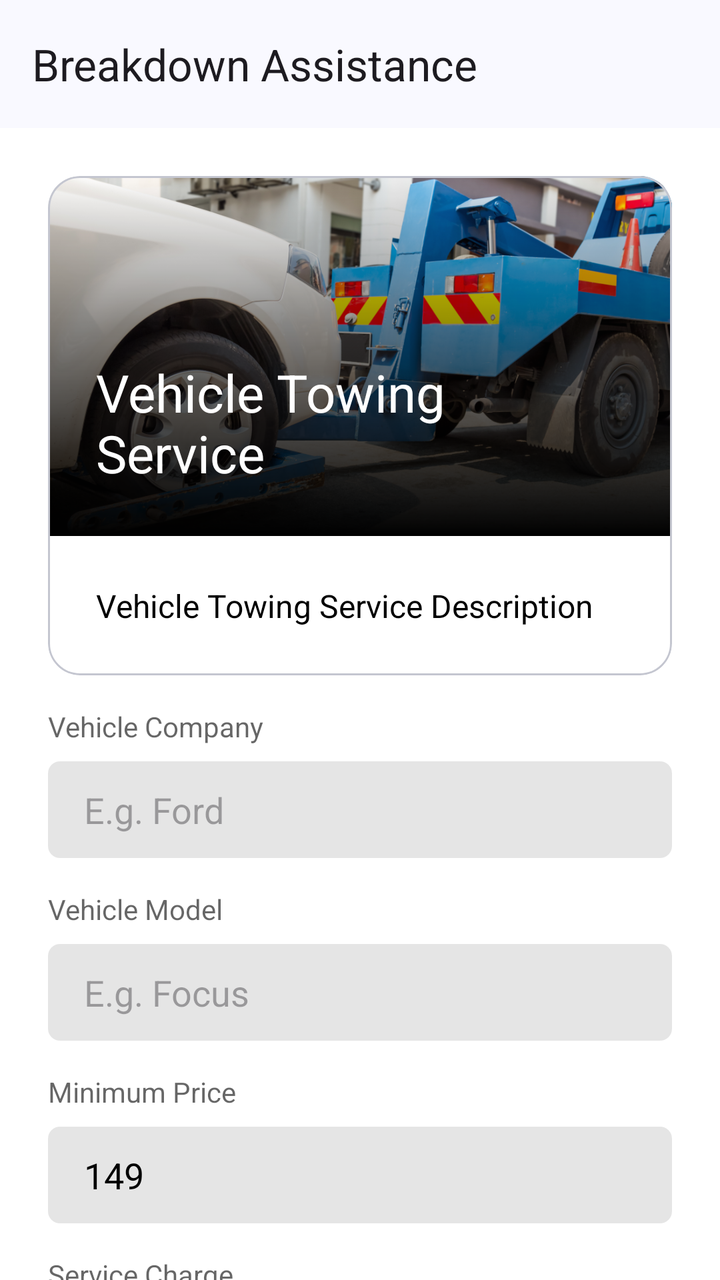
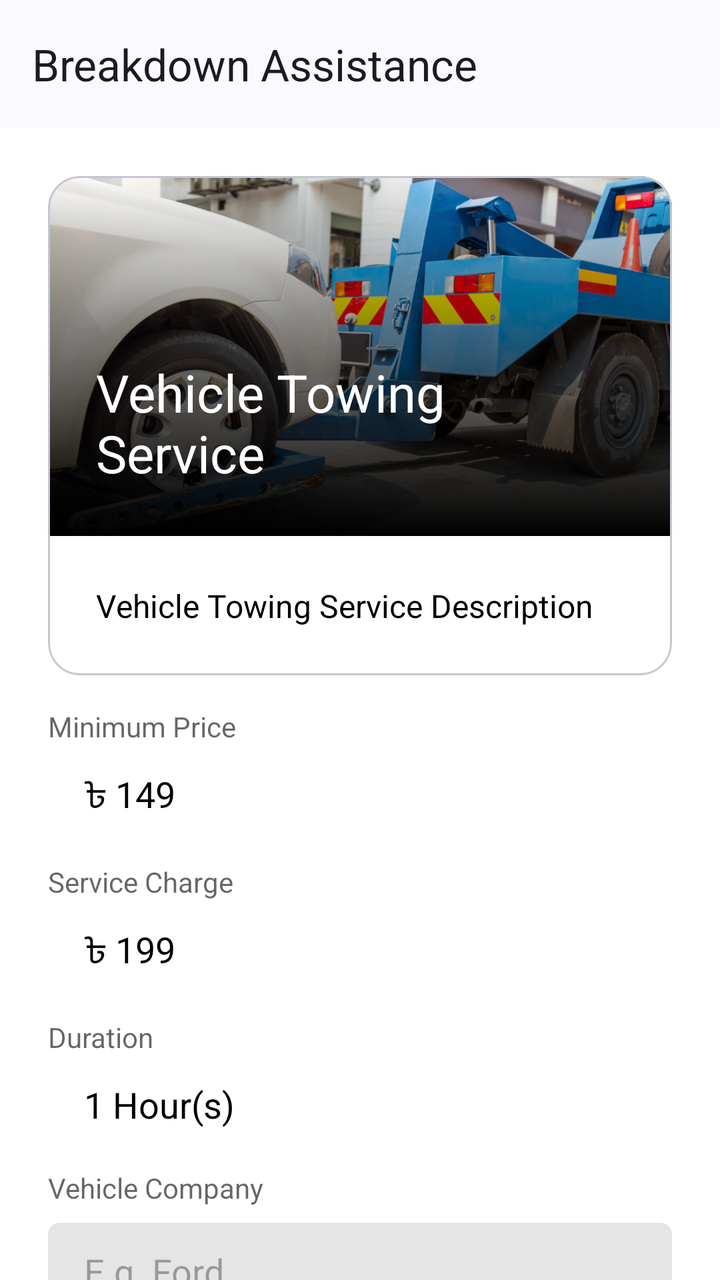

The first picture is an Android layout as it rendered before a commit; the second is the same layout after the commit. The layout source and the unified diff follow.
<!-- AndroidManifest.xml: application theme Theme.BreakdownAssistance -->
<!-- res/layout/fragment_request_servicing.xml -->
<?xml version="1.0" encoding="utf-8"?>
<androidx.coordinatorlayout.widget.CoordinatorLayout xmlns:android="http://schemas.android.com/apk/res/android"
    xmlns:app="http://schemas.android.com/apk/res-auto"
    xmlns:tools="http://schemas.android.com/tools"
    android:layout_width="match_parent"
    android:layout_height="match_parent"
    tools:context=".ui.fragments.RequestServicingFragment">

    <androidx.core.widget.NestedScrollView
        android:id="@+id/nestedScrollView"
        android:layout_width="match_parent"
        android:layout_height="match_parent"
        app:layout_behavior="@string/appbar_scrolling_view_behavior">

        <LinearLayout
            android:layout_width="match_parent"
            android:layout_height="match_parent"
            android:orientation="vertical"
            android:padding="24dp">

            <com.google.android.material.card.MaterialCardView
                android:layout_width="match_parent"
                android:layout_height="wrap_content"
                app:cardBackgroundColor="@color/white"
                app:cardCornerRadius="16dp">

                <LinearLayout
                    android:layout_width="match_parent"
                    android:layout_height="wrap_content"
                    android:orientation="vertical">

                    <com.google.android.material.card.MaterialCardView
                        android:layout_width="match_parent"
                        android:layout_height="wrap_content"
                        app:cardBackgroundColor="@color/white"
                        app:cardCornerRadius="0dp"
                        app:strokeWidth="0dp">

                        <FrameLayout
                            android:layout_width="match_parent"
                            android:layout_height="wrap_content">

                            <ImageView
                                android:id="@+id/imageView"
                                android:layout_width="match_parent"
                                android:layout_height="180dp"
                                android:scaleType="centerCrop"
                                android:src="@drawable/img_car_tow" />

                            <View
                                android:layout_width="match_parent"
                                android:layout_height="match_parent"
                                android:background="@drawable/black_gradient_shade" />

                            <TextView
                                android:id="@+id/textViewTitle"
                                android:layout_width="wrap_content"
                                android:layout_height="wrap_content"
                                android:layout_gravity="start|bottom"
                                android:layout_margin="24dp"
                                android:text="Vehicle Towing Service"
                                android:textColor="@color/white"
                                android:textSize="26sp" />

                        </FrameLayout>
                    </com.google.android.material.card.MaterialCardView>

                    <TextView
                        android:id="@+id/textViewDescription"
                        android:layout_width="match_parent"
                        android:layout_height="wrap_content"
                        android:layout_gravity="start|bottom"
                        android:layout_margin="24dp"
                        android:justificationMode="inter_word"
                        android:lineHeight="22sp"
                        android:text="Vehicle Towing Service Description"
                        android:textColor="@color/black"
                        android:textSize="16sp" />

                </LinearLayout>
            </com.google.android.material.card.MaterialCardView>

            <TextView
                android:layout_width="wrap_content"
                android:layout_height="wrap_content"
                android:layout_gravity="start"
                android:layout_marginTop="16dp"
                android:alpha="0.6"
                android:text="Vehicle Company"
                android:textColor="@color/black"
                android:textSize="14sp" />

            <EditText
                android:id="@+id/editTextVehicleCompany"
                android:layout_width="match_parent"
                android:layout_height="wrap_content"
                android:layout_marginTop="8dp"
                android:background="@drawable/semi_transparent_black_bg"
                android:hint="E.g. Ford"
                android:inputType="text"
                android:paddingHorizontal="18dp"
                android:paddingVertical="12dp" />

            <TextView
                android:layout_width="wrap_content"
                android:layout_height="wrap_content"
                android:layout_gravity="start"
                android:layout_marginTop="16dp"
                android:alpha="0.6"
                android:text="Vehicle Model"
                android:textColor="@color/black"
                android:textSize="14sp" />

            <EditText
                android:id="@+id/editTextVehicleModel"
                android:layout_width="match_parent"
                android:layout_height="wrap_content"
                android:layout_marginTop="8dp"
                android:background="@drawable/semi_transparent_black_bg"
                android:hint="E.g. Focus"
                android:inputType="text"
                android:paddingHorizontal="18dp"
                android:paddingVertical="12dp" />

            <TextView
                android:layout_width="wrap_content"
                android:layout_height="wrap_content"
                android:layout_gravity="start"
                android:layout_marginTop="16dp"
                android:alpha="0.6"
                android:text="Minimum Price"
                android:textColor="@color/black"
                android:textSize="14sp" />

            <EditText
                android:id="@+id/editTextMinimumPrice"
                android:layout_width="match_parent"
                android:layout_height="wrap_content"
                android:layout_marginTop="8dp"
                android:background="@drawable/semi_transparent_black_bg"
                android:enabled="false"
                android:inputType="number"
                android:paddingHorizontal="18dp"
                android:paddingVertical="12dp"
                android:text="149"
                android:textColor="@color/black" />

            <TextView
                android:layout_width="wrap_content"
                android:layout_height="wrap_content"
                android:layout_gravity="start"
                android:layout_marginTop="16dp"
                android:alpha="0.6"
                android:text="Service Charge"
                android:textColor="@color/black"
                android:textSize="14sp" />

            <EditText
                android:id="@+id/editTextServiceCharge"
                android:layout_width="match_parent"
                android:layout_height="wrap_content"
                android:layout_marginTop="8dp"
                android:background="@drawable/semi_transparent_black_bg"
                android:enabled="false"
                android:inputType="number"
                android:paddingHorizontal="18dp"
                android:paddingVertical="12dp"
                android:text="199"
                android:textColor="@color/black" />

            <TextView
                android:layout_width="wrap_content"
                android:layout_height="wrap_content"
                android:layout_gravity="start"
                android:layout_marginTop="16dp"
                android:alpha="0.6"
                android:text="Duration"
                android:textColor="@color/black"
                android:textSize="14sp" />

            <EditText
                android:id="@+id/editTextDuration"
                android:layout_width="match_parent"
                android:layout_height="wrap_content"
                android:layout_marginTop="8dp"
                android:background="@drawable/semi_transparent_black_bg"
                android:enabled="false"
                android:inputType="number"
                android:paddingHorizontal="18dp"
                android:paddingVertical="12dp"
                android:text="1 Hour(s)"
                android:textColor="@color/black" />

            <TextView
                android:layout_width="wrap_content"
                android:layout_height="wrap_content"
                android:layout_gravity="start"
                android:layout_marginTop="16dp"
                android:alpha="0.6"
                android:text="Additional Information"
                android:textColor="@color/black"
                android:textSize="14sp" />

            <EditText
                android:id="@+id/editTextAdditionalInfo"
                android:layout_width="match_parent"
                android:layout_height="wrap_content"
                android:layout_marginTop="8dp"
                android:background="@drawable/semi_transparent_black_bg"
                android:gravity="start|top"
                android:hint="E.g. I need a car wash service"
                android:inputType="textMultiLine"
                android:minLines="3"
                android:paddingHorizontal="18dp"
                android:paddingVertical="12dp" />

            <com.google.android.material.button.MaterialButton
                android:id="@+id/btnSubmit"
                android:layout_width="match_parent"
                android:layout_height="wrap_content"
                android:layout_marginTop="20dp"
                android:backgroundTint="@color/accent"
                android:letterSpacing="0.04"
                android:paddingVertical="14dp"
                android:text="REQUEST SERVICING"
                android:textColor="@color/white"
                android:textSize="16sp"
                app:cornerRadius="6dp" />

        </LinearLayout>
    </androidx.core.widget.NestedScrollView>

    <include
        android:id="@+id/header"
        layout="@layout/view_toolbar" />

</androidx.coordinatorlayout.widget.CoordinatorLayout>
<!-- res/layout/view_toolbar.xml (included above) -->
<?xml version="1.0" encoding="utf-8"?>
<com.google.android.material.appbar.AppBarLayout xmlns:android="http://schemas.android.com/apk/res/android"
    xmlns:app="http://schemas.android.com/apk/res-auto"
    xmlns:tools="http://schemas.android.com/tools"
    android:id="@+id/appBarLayout"
    android:layout_width="match_parent"
    android:layout_height="wrap_content"
    android:fitsSystemWindows="true"
    app:liftOnScroll="true">

    <com.google.android.material.appbar.MaterialToolbar
        android:id="@+id/toolbar"
        android:layout_width="match_parent"
        android:layout_height="?attr/actionBarSize"
        android:paddingEnd="24dp"
        app:contentInsetStartWithNavigation="0dp"
        app:maxLines="1"
        app:navigationIconTint="?attr/colorOnSurface"
        app:title="@string/app_name"
        app:titleTextAppearance="@style/TextAppearance.Material3.TitleLarge"
        app:titleTextEllipsize="end"
        tools:ignore="RtlSymmetry" />

    <ProgressBar
        android:id="@+id/progress"
        style="@style/Base.Widget.AppCompat.ProgressBar.Horizontal"
        android:layout_width="match_parent"
        android:layout_height="wrap_content"
        android:layout_marginTop="-7dp"
        android:layout_marginBottom="-7dp"
        android:indeterminate="true"
        android:indeterminateTint="@color/accent"
        android:visibility="gone" />

</com.google.android.material.appbar.AppBarLayout>
<!-- resources referenced by this layout -->
<resources>
  <color name="accent">#FF6A79F8</color>
  <color name="black">#FF000000</color>
  <color name="white">#FFFFFFFF</color>
  <!-- drawable black_gradient_shade (drawable) -->
  <?xml version="1.0" encoding="utf-8"?>
  <shape xmlns:android="http://schemas.android.com/apk/res/android"
      android:shape="rectangle">
      <gradient
          android:angle="270"
          android:endColor="#000000"
          android:startColor="@color/transparent" />
  </shape>
  <!-- drawable semi_transparent_black_bg (drawable) -->
  <?xml version="1.0" encoding="utf-8"?>
  <shape xmlns:android="http://schemas.android.com/apk/res/android"
      android:shape="rectangle">
      <solid android:color="#1A000000" />
      <corners android:radius="6dp" />
  </shape>
  <string name="app_name">Breakdown Assistance</string>
  <style name="Theme.BreakdownAssistance" parent="Base.Theme.BreakdownAssistance" />
  <color name="transparent">#00000000</color>
  <color name="md_theme_primary">#415F91</color>
  <color name="md_theme_onPrimary">#FFFFFF</color>
  <color name="md_theme_primaryContainer">#D6E3FF</color>
  <color name="md_theme_onPrimaryContainer">#001B3E</color>
  <color name="md_theme_secondary">#565F71</color>
  <color name="md_theme_onSecondary">#FFFFFF</color>
  <color name="md_theme_secondaryContainer">#DAE2F9</color>
  <color name="md_theme_onSecondaryContainer">#131C2B</color>
  <color name="md_theme_tertiary">#705575</color>
  <color name="md_theme_onTertiary">#FFFFFF</color>
  <color name="md_theme_tertiaryContainer">#FAD8FD</color>
  <color name="md_theme_onTertiaryContainer">#28132E</color>
  <color name="md_theme_error">#BA1A1A</color>
  <color name="md_theme_onError">#FFFFFF</color>
  <color name="md_theme_errorContainer">#FFDAD6</color>
  <color name="md_theme_onErrorContainer">#410002</color>
  <color name="md_theme_background">#F9F9FF</color>
  <color name="md_theme_onBackground">#191C20</color>
  <color name="md_theme_surface">#F9F9FF</color>
  <color name="md_theme_onSurface">#191C20</color>
  <color name="md_theme_surfaceVariant">#E0E2EC</color>
  <color name="md_theme_onSurfaceVariant">#44474E</color>
  <color name="md_theme_outline">#74777F</color>
  <color name="md_theme_outlineVariant">#C4C6D0</color>
  <color name="md_theme_inverseSurface">#2E3036</color>
  <color name="md_theme_inverseOnSurface">#F0F0F7</color>
  <color name="md_theme_inversePrimary">#AAC7FF</color>
  <color name="md_theme_primaryFixed">#D6E3FF</color>
  <color name="md_theme_onPrimaryFixed">#001B3E</color>
  <color name="md_theme_primaryFixedDim">#AAC7FF</color>
  <color name="md_theme_onPrimaryFixedVariant">#284777</color>
  <color name="md_theme_secondaryFixed">#DAE2F9</color>
  <color name="md_theme_onSecondaryFixed">#131C2B</color>
  <color name="md_theme_secondaryFixedDim">#BEC6DC</color>
  <color name="md_theme_onSecondaryFixedVariant">#3E4759</color>
  <color name="md_theme_tertiaryFixed">#FAD8FD</color>
  <color name="md_theme_onTertiaryFixed">#28132E</color>
  <color name="md_theme_tertiaryFixedDim">#DDBCE0</color>
  <color name="md_theme_onTertiaryFixedVariant">#573E5C</color>
  <color name="md_theme_surfaceDim">#D9D9E0</color>
  <color name="md_theme_surfaceBright">#F9F9FF</color>
  <color name="md_theme_surfaceContainerLowest">#FFFFFF</color>
  <color name="md_theme_surfaceContainerLow">#F3F3FA</color>
  <color name="md_theme_surfaceContainer">#EDEDF4</color>
  <color name="md_theme_surfaceContainerHigh">#E7E8EE</color>
  <color name="md_theme_surfaceContainerHighest">#E2E2E9</color>
  <!-- unchanged entries left out for length: 2 -->
</resources>

<!-- the commit's change to res/layout/fragment_request_servicing.xml (unified diff, before → after) -->
@@ -86,6 +86,72 @@
                 android:layout_gravity="start"
                 android:layout_marginTop="16dp"
                 android:alpha="0.6"
+                android:text="Minimum Price"
+                android:textColor="@color/black"
+                android:textSize="14sp" />
+
+            <EditText
+                android:id="@+id/editTextMinimumPrice"
+                android:layout_width="match_parent"
+                android:layout_height="wrap_content"
+                android:background="@color/transparent"
+                android:enabled="false"
+                android:inputType="number"
+                android:paddingHorizontal="18dp"
+                android:paddingVertical="12dp"
+                android:text="৳ 149"
+                android:textColor="@color/black" />
+
+            <TextView
+                android:layout_width="wrap_content"
+                android:layout_height="wrap_content"
+                android:layout_gravity="start"
+                android:layout_marginTop="8dp"
+                android:alpha="0.6"
+                android:text="Service Charge"
+                android:textColor="@color/black"
+                android:textSize="14sp" />
+
+            <EditText
+                android:id="@+id/editTextServiceCharge"
+                android:layout_width="match_parent"
+                android:layout_height="wrap_content"
+                android:background="@color/transparent"
+                android:enabled="false"
+                android:inputType="number"
+                android:paddingHorizontal="18dp"
+                android:paddingVertical="12dp"
+                android:text="৳ 199"
+                android:textColor="@color/black" />
+
+            <TextView
+                android:layout_width="wrap_content"
+                android:layout_height="wrap_content"
+                android:layout_gravity="start"
+                android:layout_marginTop="8dp"
+                android:alpha="0.6"
+                android:text="Duration"
+                android:textColor="@color/black"
+                android:textSize="14sp" />
+
+            <EditText
+                android:id="@+id/editTextDuration"
+                android:layout_width="match_parent"
+                android:layout_height="wrap_content"
+                android:background="@color/transparent"
+                android:enabled="false"
+                android:inputType="number"
+                android:paddingHorizontal="18dp"
+                android:paddingVertical="12dp"
+                android:text="1 Hour(s)"
+                android:textColor="@color/black" />
+
+            <TextView
+                android:layout_width="wrap_content"
+                android:layout_height="wrap_content"
+                android:layout_gravity="start"
+                android:layout_marginTop="8dp"
+                android:alpha="0.6"
                 android:text="Vehicle Company"
                 android:textColor="@color/black"
                 android:textSize="14sp" />
@@ -121,75 +187,6 @@
                 android:inputType="text"
                 android:paddingHorizontal="18dp"
                 android:paddingVertical="12dp" />
-
-            <TextView
-                android:layout_width="wrap_content"
-                android:layout_height="wrap_content"
-                android:layout_gravity="start"
-                android:layout_marginTop="16dp"
-                android:alpha="0.6"
-                android:text="Minimum Price"
-                android:textColor="@color/black"
-                android:textSize="14sp" />
-
-            <EditText
-                android:id="@+id/editTextMinimumPrice"
-                android:layout_width="match_parent"
-                android:layout_height="wrap_content"
-                android:layout_marginTop="8dp"
-                android:background="@drawable/semi_transparent_black_bg"
-                android:enabled="false"
-                android:inputType="number"
-                android:paddingHorizontal="18dp"
-                android:paddingVertical="12dp"
-                android:text="149"
-                android:textColor="@color/black" />
-
-            <TextView
-                android:layout_width="wrap_content"
-                android:layout_height="wrap_content"
-                android:layout_gravity="start"
-                android:layout_marginTop="16dp"
-                android:alpha="0.6"
-                android:text="Service Charge"
-                android:textColor="@color/black"
-                android:textSize="14sp" />
-
-            <EditText
-                android:id="@+id/editTextServiceCharge"
-                android:layout_width="match_parent"
-                android:layout_height="wrap_content"
-                android:layout_marginTop="8dp"
-                android:background="@drawable/semi_transparent_black_bg"
-                android:enabled="false"
-                android:inputType="number"
-                android:paddingHorizontal="18dp"
-                android:paddingVertical="12dp"
-                android:text="199"
-                android:textColor="@color/black" />
-
-            <TextView
-                android:layout_width="wrap_content"
-                android:layout_height="wrap_content"
-                android:layout_gravity="start"
-                android:layout_marginTop="16dp"
-                android:alpha="0.6"
-                android:text="Duration"
-                android:textColor="@color/black"
-                android:textSize="14sp" />
-
-            <EditText
-                android:id="@+id/editTextDuration"
-                android:layout_width="match_parent"
-                android:layout_height="wrap_content"
-                android:layout_marginTop="8dp"
-                android:background="@drawable/semi_transparent_black_bg"
-                android:enabled="false"
-                android:inputType="number"
-                android:paddingHorizontal="18dp"
-                android:paddingVertical="12dp"
-                android:text="1 Hour(s)"
-                android:textColor="@color/black" />
 
             <TextView
                 android:layout_width="wrap_content"
